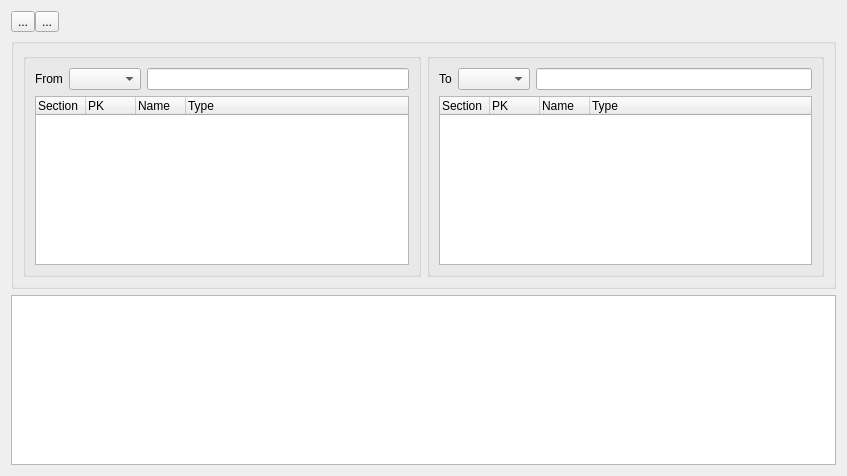
Above: TableComparisonForm.ui from fritzone/ddm before the change. Below: the same form after it.
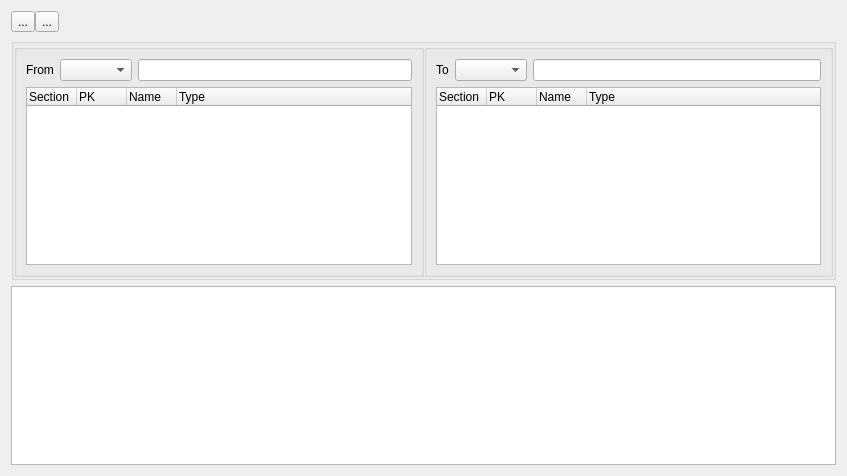
That is the form after the change. Icons and pictures are not drawn.

What changed in the file:
```diff
--- a/TableComparisonForm.ui
+++ b/TableComparisonForm.ui
@@ -85,12 +85,24 @@
      <property name="title">
       <string/>
      </property>
+     <property name="flat">
+      <bool>true</bool>
+     </property>
      <layout class="QHBoxLayout" name="horizontalLayout_2">
+      <property name="spacing">
+       <number>0</number>
+      </property>
+      <property name="margin">
+       <number>0</number>
+      </property>
       <item>
        <widget class="QGroupBox" name="grpLeft">
         <property name="title">
          <string/>
         </property>
+        <property name="flat">
+         <bool>true</bool>
+        </property>
         <layout class="QVBoxLayout" name="verticalLayout">
          <item>
           <layout class="QFormLayout" name="formLayout">
@@ -160,6 +172,9 @@
         <property name="title">
          <string/>
         </property>
+        <property name="flat">
+         <bool>true</bool>
+        </property>
         <layout class="QVBoxLayout" name="verticalLayout_2">
          <item>
           <layout class="QFormLayout" name="formLayout_2">
```
